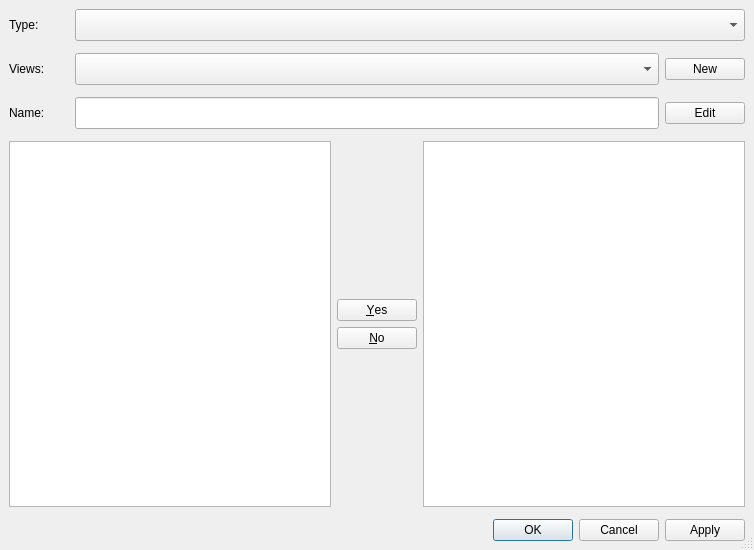
Before: the Qt Designer form oom/widgets/trackvieweditorbase.ui in ccherrett/oom, drawn with Qt 5.
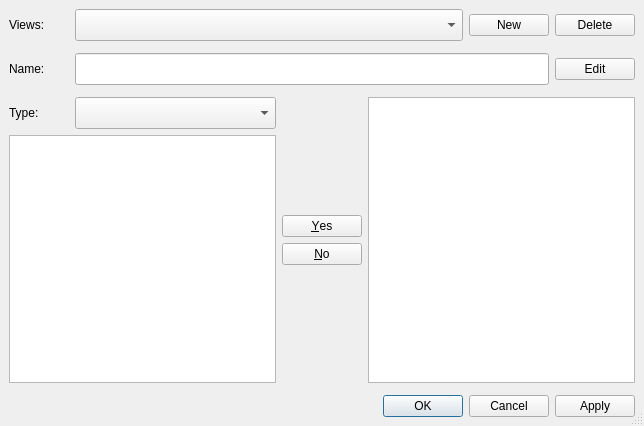
After: the same form once the commit is applied.

What changed in the file:
```diff
--- a/oom/widgets/trackvieweditorbase.ui
+++ b/oom/widgets/trackvieweditorbase.ui
@@ -10,8 +10,8 @@
    <rect>
     <x>0</x>
     <y>0</y>
-    <width>754</width>
-    <height>550</height>
+    <width>644</width>
+    <height>426</height>
    </rect>
   </property>
   <property name="sizePolicy">
@@ -33,45 +33,6 @@
    <property name="spacing">
     <number>12</number>
    </property>
-   <item>
-    <layout class="QHBoxLayout" name="typeLayout">
-     <item>
-      <widget class="QLabel" name="lblType">
-       <property name="minimumSize">
-        <size>
-         <width>60</width>
-         <height>32</height>
-        </size>
-       </property>
-       <property name="maximumSize">
-        <size>
-         <width>60</width>
-         <height>16777215</height>
-        </size>
-       </property>
-       <property name="text">
-        <string>Type:</string>
-       </property>
-      </widget>
-     </item>
-     <item>
-      <widget class="QComboBox" name="cmbType">
-       <property name="sizePolicy">
-        <sizepolicy hsizetype="Expanding" vsizetype="Fixed">
-         <horstretch>1</horstretch>
-         <verstretch>0</verstretch>
-        </sizepolicy>
-       </property>
-       <property name="minimumSize">
-        <size>
-         <width>80</width>
-         <height>32</height>
-        </size>
-       </property>
-      </widget>
-     </item>
-    </layout>
-   </item>
    <item>
     <layout class="QHBoxLayout" name="groupLayout">
      <item>
@@ -122,6 +83,13 @@
        </property>
       </widget>
      </item>
+     <item>
+      <widget class="QPushButton" name="btnDelete">
+       <property name="text">
+        <string>Delete</string>
+       </property>
+      </widget>
+     </item>
     </layout>
    </item>
    <item>
@@ -177,7 +145,54 @@
     </layout>
    </item>
    <item>
-    <layout class="QHBoxLayout" name="listLayout">
+    <layout class="QHBoxLayout" name="listLayout" stretch="1,0,1">
+     <item>
+      <layout class="QVBoxLayout" name="tracksLayout" stretch="0,0">
+       <property name="sizeConstraint">
+        <enum>QLayout::SetMinAndMaxSize</enum>
+       </property>
+       <property name="rightMargin">
+        <number>0</number>
+       </property>
+       <item>
+        <layout class="QHBoxLayout" name="typeLayout">
+         <item>
+          <widget class="QLabel" name="lblType">
+           <property name="minimumSize">
+            <size>
+             <width>60</width>
+             <height>32</height>
+            </size>
+           </property>
+           <property name="maximumSize">
+            <size>
+             <width>60</width>
+             <height>16777215</height>
+            </size>
+           </property>
+           <property name="text">
+            <string>Type:</string>
+           </property>
+          </widget>
+         </item>
+         <item>
+          <widget class="QComboBox" name="cmbType">
+           <property name="sizePolicy">
+            <sizepolicy hsizetype="Expanding" vsizetype="Fixed">
+             <horstretch>1</horstretch>
+             <verstretch>0</verstretch>
+            </sizepolicy>
+           </property>
+           <property name="minimumSize">
+            <size>
+             <width>80</width>
+             <height>32</height>
+            </size>
+           </property>
+          </widget>
+         </item>
+        </layout>
+       </item>
      <item>
       <widget class="QListView" name="listAllTracks">
        <property name="sizePolicy">
@@ -196,6 +211,8 @@
         <enum>QAbstractItemView::ExtendedSelection</enum>
        </property>
       </widget>
+       </item>
+      </layout>
      </item>
      <item>
       <widget class="QDialogButtonBox" name="actionBox">
```
Lines whose indentation alone changed are shown as unchanged.
